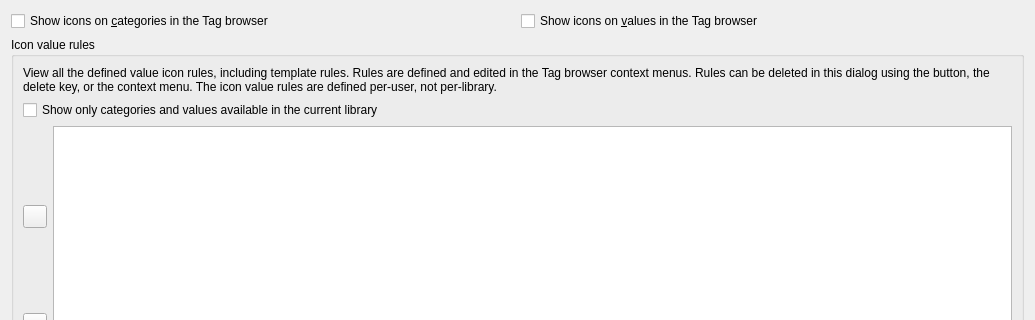
Above: src/calibre/gui2/preferences/look_feel_tabs/tb_icon_rules.ui from kovidgoyal/calibre before the change; both pictures show x 0 to 1035 and y 0 to 320 of the 1035 by 547 pixel window. Below: the same form after it.
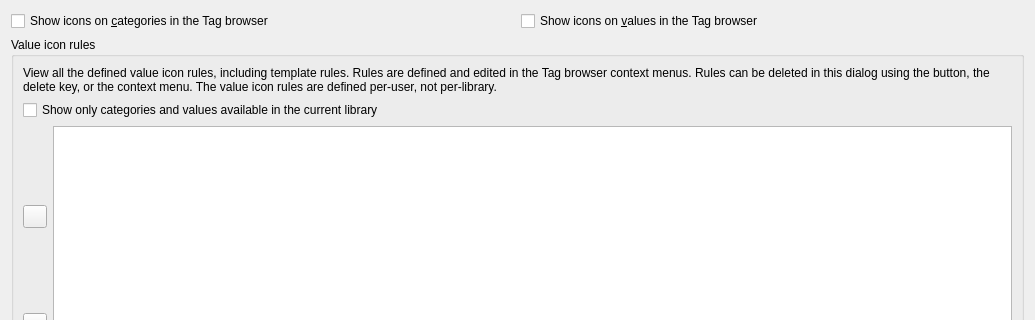
That is the form after the change. Icons and pictures are not drawn.

```diff
--- a/src/calibre/gui2/preferences/look_feel_tabs/tb_icon_rules.ui
+++ b/src/calibre/gui2/preferences/look_feel_tabs/tb_icon_rules.ui
@@ -35,7 +35,7 @@
    <item>
     <widget class="QGroupBox" name="tb_icon_rules_groupbox">
      <property name="title">
-      <string>Icon value rules</string>
+      <string>Value icon rules</string>
      </property>
      <layout class="QGridLayout" name="tb_icon_rules_gridlayout">
       <item row="0" column="0" colspan="2">
@@ -43,7 +43,7 @@
         <property name="text">
          <string>&lt;p&gt;View all the defined value icon rules, including template rules.
 Rules are defined and edited in the Tag browser context menus. Rules can be deleted in
-this dialog using the button, the delete key, or the context menu. The icon value rules
+this dialog using the button, the delete key, or the context menu. The value icon rules
 are defined per-user, not per-library.&lt;/p&gt;</string>
         </property>
         <property name="wordWrap">
```
